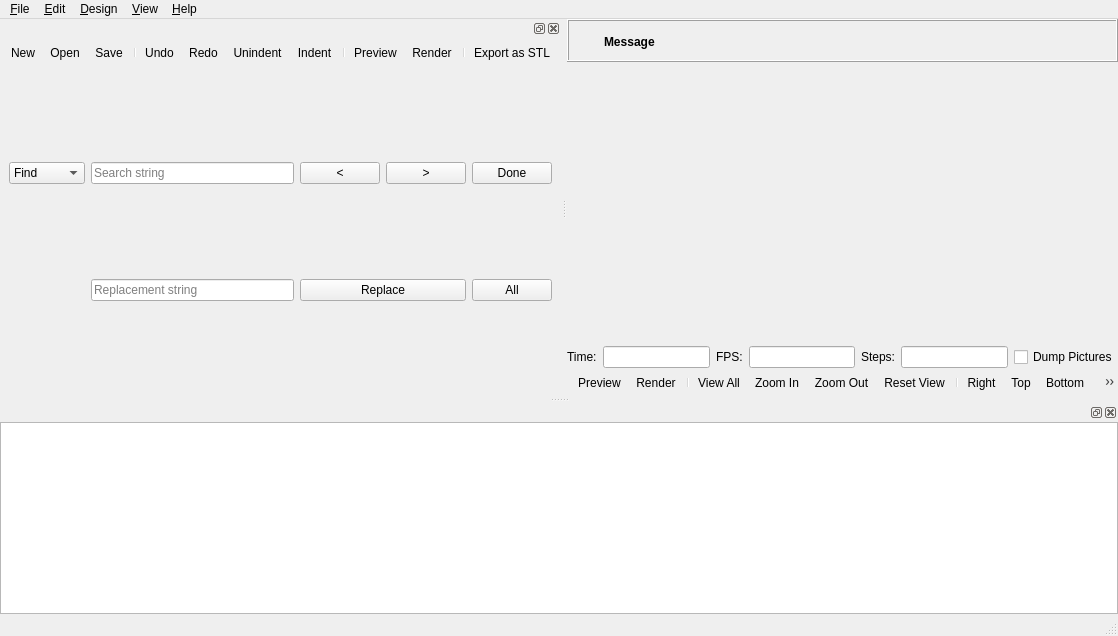
Above: src/MainWindow.ui from openscad/openscad before the change. Below: the same form after it.
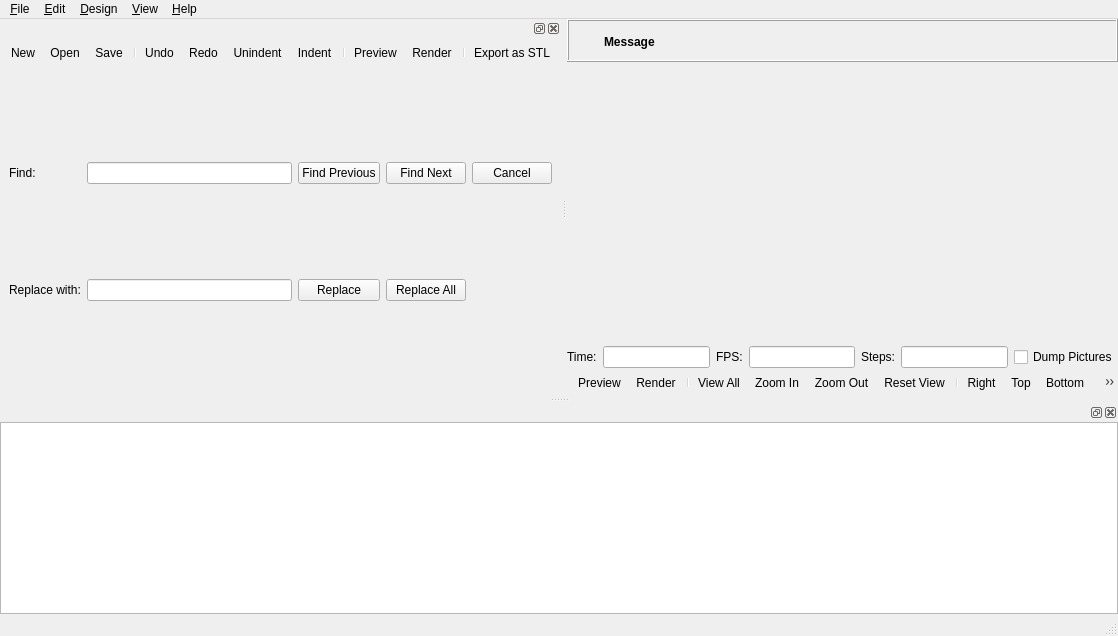
That is the form after the change. Icons and pictures are not drawn. Custom widgets are drawn as their Qt base class.

Commit message: redesign find and replace panel

```diff
--- a/src/MainWindow.ui
+++ b/src/MainWindow.ui
@@ -452,66 +452,72 @@
         <property name="verticalSpacing">
          <number>0</number>
         </property>
-        <item row="0" column="0">
-         <widget class="QComboBox" name="findTypeComboBox">
-          <item>
-           <property name="text">
-            <string>Find</string>
-           </property>
-          </item>
-          <item>
-           <property name="text">
-            <string>Replace</string>
-           </property>
-          </item>
-         </widget>
-        </item>
         <item row="0" column="1">
          <widget class="QLineEdit" name="findInputField">
           <property name="placeholderText">
-           <string>Search string</string>
+           <string/>
+          </property>
+          <property name="clearButtonEnabled">
+           <bool>true</bool>
           </property>
          </widget>
         </item>
         <item row="0" column="2">
          <widget class="QPushButton" name="prevButton">
           <property name="text">
-           <string>&lt;</string>
+           <string>Find Previous</string>
           </property>
          </widget>
         </item>
         <item row="0" column="3">
          <widget class="QPushButton" name="nextButton">
           <property name="text">
-           <string>&gt;</string>
+           <string>Find Next</string>
           </property>
          </widget>
         </item>
         <item row="0" column="4">
          <widget class="QPushButton" name="hideFindButton">
           <property name="text">
-           <string>Done</string>
+           <string>Cancel</string>
           </property>
          </widget>
         </item>
         <item row="1" column="1">
          <widget class="QLineEdit" name="replaceInputField">
           <property name="placeholderText">
-           <string>Replacement string</string>
+           <string/>
           </property>
+          <property name="clearButtonEnabled">
+           <bool>true</bool>
+          </property>
          </widget>
         </item>
-        <item row="1" column="2" colspan="2">
+        <item row="0" column="0">
+         <widget class="QLabel" name="findLabel">
+          <property name="text">
+           <string>Find:</string>
+          </property>
+         </widget>
+        </item>
+        <item row="1" column="2">
          <widget class="QPushButton" name="replaceButton">
           <property name="text">
            <string>Replace</string>
           </property>
          </widget>
         </item>
-        <item row="1" column="4">
+        <item row="1" column="3">
          <widget class="QPushButton" name="replaceAllButton">
           <property name="text">
-           <string>All</string>
+           <string>Replace All</string>
+          </property>
+         </widget>
+        </item>
+        <item row="1" column="0">
+         <widget class="QLabel" name="replaceLabel">
+          <property name="text">
+           <string>Replace with:</string>
           </property>
          </widget>
         </item>
```
Left out of the diff: 63 changed lines with no effect on the pictures. The commit also changes 1 other file.
